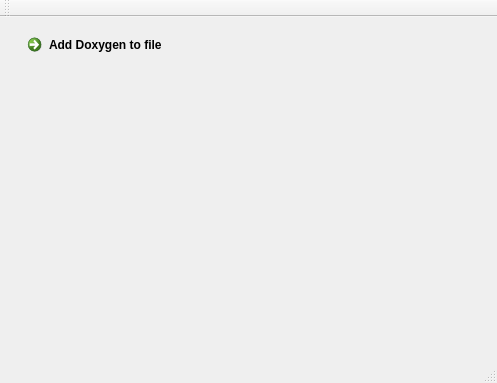
chakani/Doxygenator, file mainwindow.ui: the form before one commit.
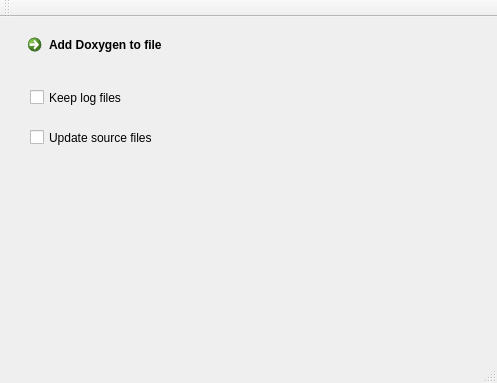
The form after the commit.

Diff of the .ui file:
```diff
--- a/mainwindow.ui
+++ b/mainwindow.ui
@@ -27,6 +27,32 @@
      <string>Add Doxygen to file</string>
     </property>
    </widget>
+   <widget class="QCheckBox" name="keepLogFIles">
+    <property name="geometry">
+     <rect>
+      <x>30</x>
+      <y>70</y>
+      <width>131</width>
+      <height>21</height>
+     </rect>
+    </property>
+    <property name="text">
+     <string>Keep log files</string>
+    </property>
+   </widget>
+   <widget class="QCheckBox" name="UpdateSourceFIles">
+    <property name="geometry">
+     <rect>
+      <x>30</x>
+      <y>110</y>
+      <width>131</width>
+      <height>21</height>
+     </rect>
+    </property>
+    <property name="text">
+     <string>Update source files</string>
+    </property>
+   </widget>
   </widget>
   <widget class="QMenuBar" name="menuBar">
    <property name="geometry">
```
